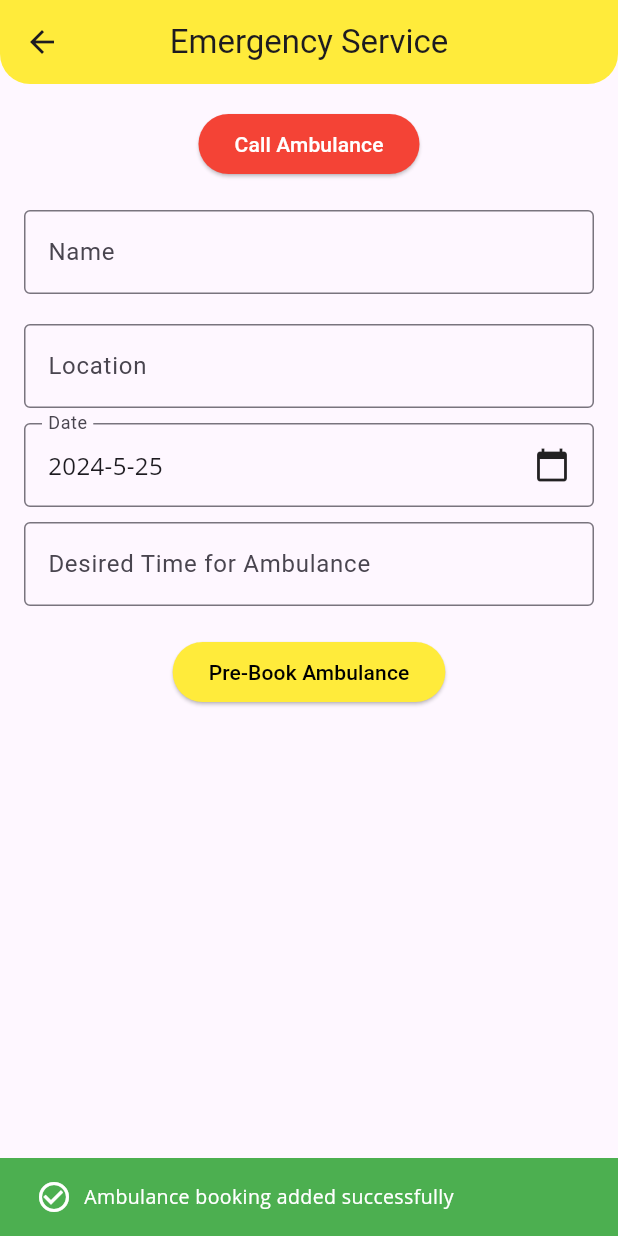
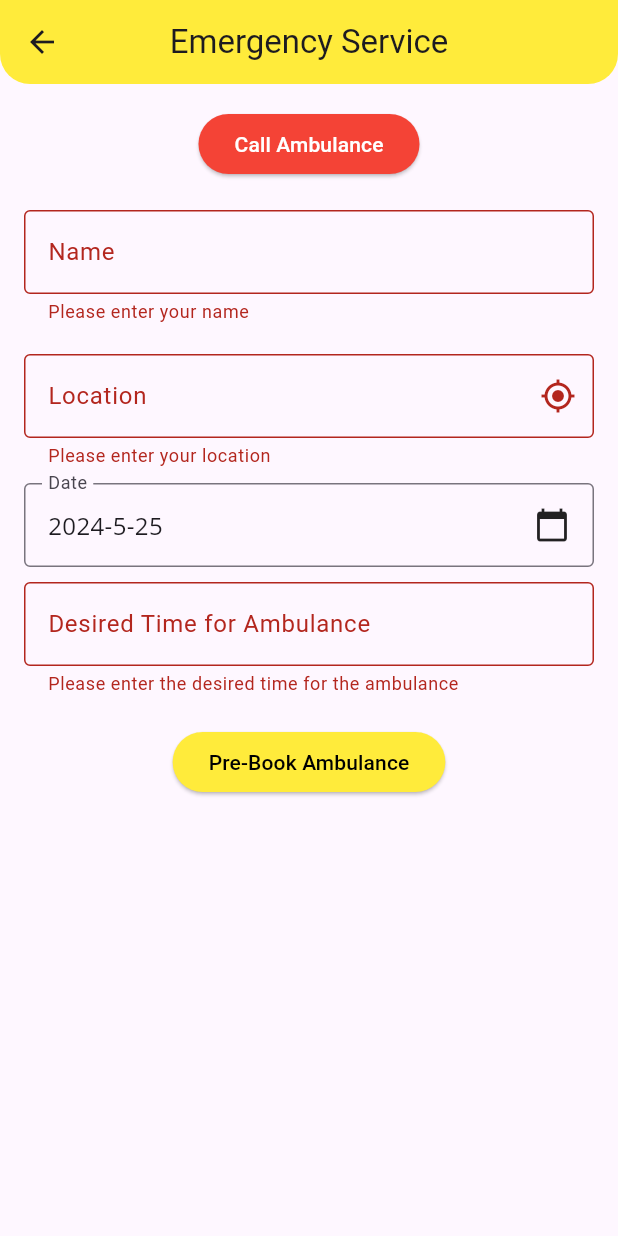
Before and after one commit to mibad862/EasyTransit, a Flutter app: the EmergencyServicePage screen opened directly, after a tap on "Pre-Book Ambulance", on a phone screen of 412 x 824 dp. Run offline on Flutter 3.47's test engine with Material 3 defaults, Android fonts, the phone set to English and light mode, and no system bars; our stand-ins replace cached_network_image, cloud_firestore, dio, file_picker, firebase_auth, firebase_core and 11 more; missing offline and left inert: flutter_inappwebview, flutter_polyline_points; accounts and stored records are empty; network calls fail.

Commit message:
updated emergency service screen

```diff
--- a/lib/views/emergency_screen.dart/emergency_service.dart
+++ b/lib/views/emergency_screen.dart/emergency_service.dart
@@ -1,7 +1,8 @@
 import 'package:demo_project1/common_widgets/common_appbar.dart';
 import 'package:demo_project1/services/firebase_firestore_services.dart';
-import 'package:demo_project1/views/location/maps_location.dart';
 import 'package:flutter/material.dart';
+import 'package:geocoding/geocoding.dart';
+import 'package:location/location.dart' as loc;
 import 'package:url_launcher/url_launcher.dart';
 
 class EmergencyServicePage extends StatefulWidget {
@@ -10,6 +11,7 @@ class EmergencyServicePage extends StatefulWidget {
 }
 
 class _EmergencyServicePageState extends State<EmergencyServicePage> {
+  final _formKey = GlobalKey<FormState>(); // Create a GlobalKey for the form
   final TextEditingController _nameController = TextEditingController();
   final TextEditingController _locationController = TextEditingController();
   final TextEditingController _timeController = TextEditingController();
@@ -28,7 +30,7 @@ class _EmergencyServicePageState extends State<EmergencyServicePage> {
 
   void _makePhoneCall() async {
     // Placeholder emergency number - replace with actual emergency number
-    const emergencyNumber = '123';
+    const emergencyNumber = '1122';
     final Uri emergencyUri = Uri(scheme: 'tel', path: emergencyNumber);
     if (await canLaunchUrl(emergencyUri)) {
       await launchUrl(emergencyUri);
@@ -38,8 +40,8 @@ class _EmergencyServicePageState extends State<EmergencyServicePage> {
   }
 
   void _preBookAmbulance() {
+    if (_formKey.currentState!.validate()) {
       // Implement pre-booking logic
-    // This could involve sending the data to a backend or otherwise processing the request
       print('Pre-booking ambulance for:');
       print('Name: ${_nameController.text}');
       print('Location: ${_locationController.text}');
@@ -56,45 +58,103 @@ class _EmergencyServicePageState extends State<EmergencyServicePage> {
       _locationController.text = "";
       _timeController.text = "";
     }
+  }
+
+  Future<void> _getCurrentLocation() async {
+    loc.Location location = loc.Location();
+
+    bool _serviceEnabled;
+    loc.PermissionStatus _permissionGranted;
+    loc.LocationData _locationData;
+
+    // Check if location services are enabled
+    _serviceEnabled = await location.serviceEnabled();
+    if (!_serviceEnabled) {
+      _serviceEnabled = await location.requestService();
+      if (!_serviceEnabled) {
+        return;
+      }
+    }
+
+    // Check for location permissions
+    _permissionGranted = await location.hasPermission();
+    if (_permissionGranted == loc.PermissionStatus.denied) {
+      _permissionGranted = await location.requestPermission();
+      if (_permissionGranted != loc.PermissionStatus.granted) {
+        return;
+      }
+    }
+
+    // Get the current location
+    _locationData = await location.getLocation();
+
+    // Get the address from coordinates
+    List<Placemark> placemarks = await placemarkFromCoordinates(
+      _locationData.latitude!,
+      _locationData.longitude!,
+    );
+
+    // If available, get the first address
+    if (placemarks.isNotEmpty) {
+      Placemark place = placemarks[0];
+      String address = "${place.street}, ${place.locality}, ${place.country}";
+      _locationController.text = address;
+    }
+  }
 
   @override
   Widget build(BuildContext context) {
     return Scaffold(
       appBar: const CommonAppBar(title: "Emergency Service", showicon: true),
-      body: Padding(
+      body: SingleChildScrollView(
+        child: Padding(
           padding: const EdgeInsets.all(16.0),
+          child: Form(
+            key: _formKey, // Attach the form key
             child: Column(
               children: [
                 ElevatedButton(
                   onPressed: _makePhoneCall,
                   style: ElevatedButton.styleFrom(
                     backgroundColor: Colors.red, // Background color
-                foregroundColor: Colors.white, // Text Color (Foreground color)
+                    foregroundColor:
+                        Colors.white, // Text Color (Foreground color)
                   ),
                   child: const Text('Call Ambulance'),
                 ),
                 const SizedBox(height: 20),
-            TextField(
+                TextFormField(
                   controller: _nameController,
                   decoration: const InputDecoration(
                     labelText: 'Name',
                     border: OutlineInputBorder(),
                   ),
+                  validator: (value) {
+                    if (value == null || value.isEmpty) {
+                      return 'Please enter your name';
+                    }
+                    return null;
+                  },
                 ),
                 const SizedBox(height: 20),
-            TextField(
+                TextFormField(
                   controller: _locationController,
-              onTap: () {
-                Navigator.push(
-                    context,
-                    MaterialPageRoute(
-                      builder: (context) => GoogleMapPage(),
-                    ));
+                  decoration: InputDecoration(
+                    labelText: 'Location',
+                    border: const OutlineInputBorder(),
+                    suffixIcon: IconButton(
+                      icon: const Icon(Icons.my_location),
+                      onPressed:
+                          _getCurrentLocation, // Updated to call the method
+                    ),
+                  ),
+                  readOnly: true,
+                  validator: (value) {
+                    if (value == null || value.isEmpty) {
+                      return 'Please enter your location';
+                    }
+                    return null;
                   },
-              decoration: const InputDecoration(
-                labelText: 'Location',
-                border: OutlineInputBorder(),
-              ),
                 ),
                 const SizedBox(height: 10),
                 InkWell(
@@ -117,7 +177,7 @@ class _EmergencyServicePageState extends State<EmergencyServicePage> {
                   ),
                 ),
                 const SizedBox(height: 10),
-            TextField(
+                TextFormField(
                   controller: _timeController,
                   decoration: const InputDecoration(
                     labelText: 'Desired Time for Ambulance',
@@ -135,17 +195,32 @@ class _EmergencyServicePageState extends State<EmergencyServicePage> {
                       _timeController.text = pickedTime.format(context);
                     }
                   },
+                  validator: (value) {
+                    if (value == null || value.isEmpty) {
+                      return 'Please enter the desired time for the ambulance';
+                    }
+                    return null;
+                  },
                 ),
                 const SizedBox(height: 20),
                 ElevatedButton(
-              onPressed: _preBookAmbulance,
+                  onPressed: () {
+                    if (_formKey.currentState!.validate()) {
+                      _preBookAmbulance();
+
+                      Navigator.pop(context);
+                    }
+                  },
                   style: ElevatedButton.styleFrom(
                     backgroundColor: Colors.yellow, // Background color
-                foregroundColor: Colors.black, // Text Color (Foreground color)
+                    foregroundColor:
+                        Colors.black, // Text Color (Foreground color)
                   ),
                   child: const Text('Pre-Book Ambulance'),
                 ),
               ],
+            ),
+          ),
         ),
       ),
     );
```
Also changed, not shown: lib/views/chat_screen/ChatDetailPage.dart (+19 -12 lines), assets/images/user_profile.png (added). Lines whose indentation alone changed are shown as unchanged.
